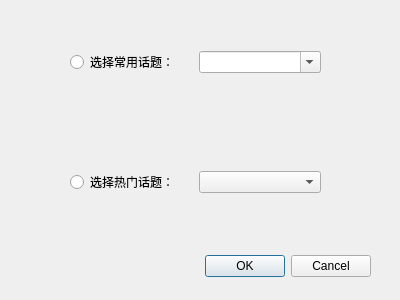
First picture: the form in uiFiles/insertTopic.ui, repository guoyu07/xkongfan-gui, before the edit.
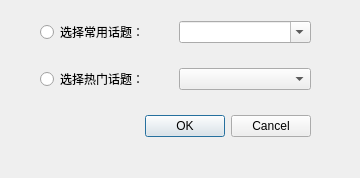
Second picture: the form after the edit.

Commit message: modified:   CHANGELOG 	modified:   atfriend_ui.py 	modified:   fanfou.py 	modified:   insertTopic_ui.py 	modified:   login_ui.py 	modified:   main.py 	new file:   resource/Thumbs.db 	deleted:    setup.py 	modified:   uiFiles/atFriend.ui 	new file:   uiFiles/atFriend_ui.py 	modified:   uiFiles/insertTopic.ui 	new file:   uiFiles/insertTopic_ui.py 	modified:   uiFiles/login.ui 	new file:   uiFiles/login_ui.py 	modified:   ui_MainWindow.py 	modified:   xAuth.py 	new file:   zlogging.py

```diff
--- a/uiFiles/insertTopic.ui
+++ b/uiFiles/insertTopic.ui
@@ -6,19 +6,25 @@
    <rect>
     <x>0</x>
     <y>0</y>
-    <width>400</width>
-    <height>300</height>
+    <width>360</width>
+    <height>178</height>
    </rect>
   </property>
+  <property name="maximumSize">
+   <size>
+    <width>360</width>
+    <height>178</height>
+   </size>
+  </property>
   <property name="windowTitle">
    <string>插入话题</string>
   </property>
   <widget class="QDialogButtonBox" name="buttonBox">
    <property name="geometry">
     <rect>
-     <x>30</x>
-     <y>250</y>
-     <width>341</width>
+     <x>140</x>
+     <y>110</y>
+     <width>171</width>
      <height>32</height>
     </rect>
    </property>
@@ -32,15 +38,15 @@
   <widget class="QWidget" name="">
    <property name="geometry">
     <rect>
-     <x>70</x>
-     <y>50</y>
-     <width>251</width>
-     <height>144</height>
+     <x>40</x>
+     <y>20</y>
+     <width>271</width>
+     <height>71</height>
     </rect>
    </property>
    <layout class="QVBoxLayout" name="verticalLayout">
     <item>
-     <layout class="QHBoxLayout" name="horizontalLayout">
+     <layout class="QHBoxLayout" name="horizontalLayout_2">
       <item>
        <widget class="QRadioButton" name="rdSavedTopic">
         <property name="text">
@@ -71,20 +77,7 @@
      </spacer>
     </item>
     <item>
-     <spacer name="verticalSpacer_2">
-      <property name="orientation">
-       <enum>Qt::Vertical</enum>
-      </property>
-      <property name="sizeHint" stdset="0">
-       <size>
-        <width>20</width>
-        <height>40</height>
-       </size>
-      </property>
-     </spacer>
-    </item>
-    <item>
-     <layout class="QHBoxLayout" name="horizontalLayout_2">
+     <layout class="QHBoxLayout" name="horizontalLayout">
       <item>
        <widget class="QRadioButton" name="rdHotTopic">
         <property name="text">
```
The commit also changes 13 other files.
